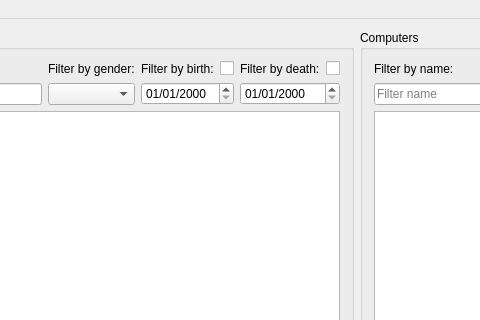
Old version of the form skilaverkefni3/ui/mainwindow.ui in the repository Njallzzz/Skilaverkefni; both pictures show x 143 to 623 and y 0 to 320 of the 999 by 575 pixel window.
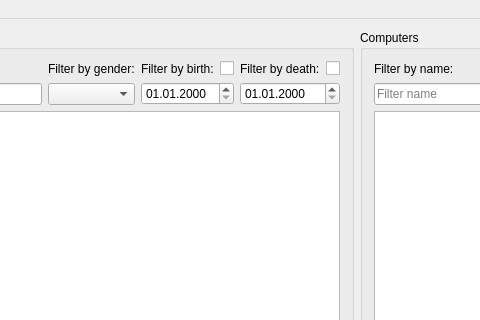
New version of the form.

Commit message: fixed formatting for person and computer

Diff of the .ui file:
```diff
--- a/skilaverkefni3/ui/mainwindow.ui
+++ b/skilaverkefni3/ui/mainwindow.ui
@@ -84,7 +84,7 @@
              <item>
               <widget class="QDateEdit" name="date_birth_p">
                <property name="displayFormat">
-                <string>dd/MM/yyyy</string>
+                <string>dd.MM.yyyy</string>
                </property>
               </widget>
              </item>
@@ -113,7 +113,7 @@
              <item>
               <widget class="QDateEdit" name="date_death_p">
                <property name="displayFormat">
-                <string>dd/MM/yyyy</string>
+                <string>dd.MM.yyyy</string>
                </property>
               </widget>
              </item>
```
The commit also changes 1 other file.
